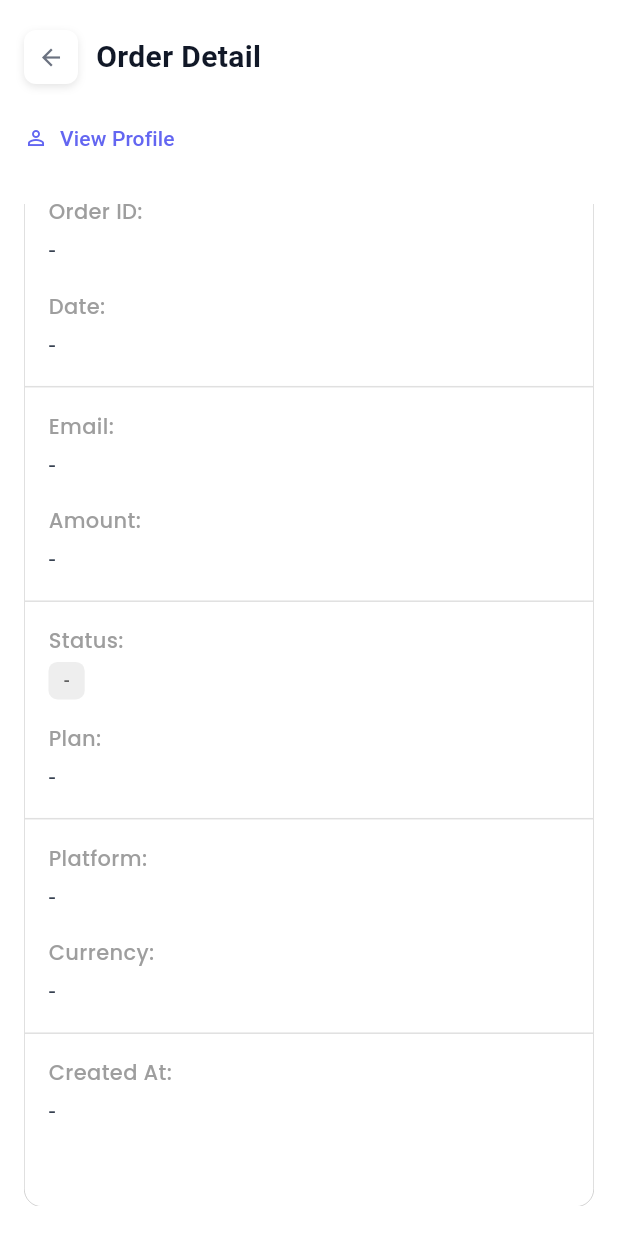
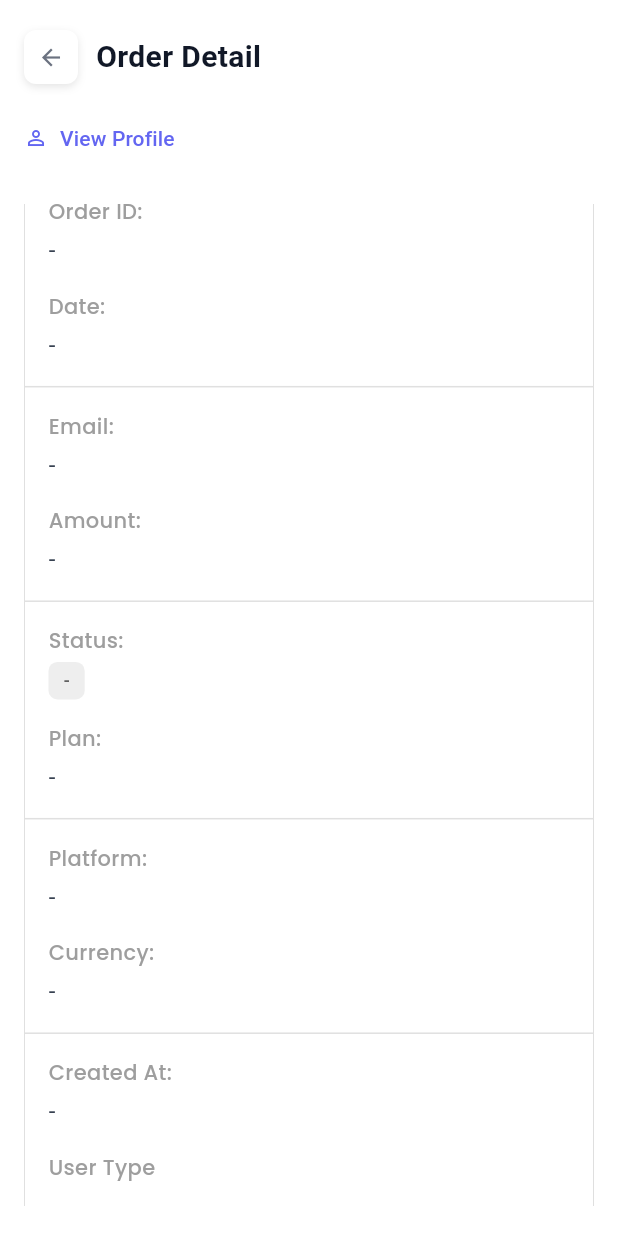
Before and after one commit to Saadkhanprogziel/snapId_admin, a Flutter app: the OrderDetailScreen screen opened directly, scrolled down 41 dp, on a phone screen of 412 x 824 dp. Run offline on Flutter 3.47's test engine with Material 3 defaults, Android fonts, the phone set to English and light mode, and no system bars; our stand-ins replace dartz, data_table_2, dio, fl_chart, flutter_screenutil, flutter_svg and 7 more; missing offline and left inert: universal_html; accounts and stored records are empty; network calls fail; statements that could not run were skipped.

Commit message:
some changes

```diff
--- a/lib/controller/auth_controller/auth_controller.dart
+++ b/lib/controller/auth_controller/auth_controller.dart
@@ -36,7 +36,6 @@ class AuthController extends GetxController {
           .login(email: emailController.text, password: passwordController.text)
           .then((response) => response.fold(
                 (error) {
-                  isLoading.value = false;
                   showCustomSnackbar(
                       context: context,
                       message: error,
@@ -45,14 +44,15 @@ class AuthController extends GetxController {
                 (success) async {
                   // Fetch user profile after successful login
                   await fetchUserProfile();
-                  isLoading.value = false;
                   AppNavigation.pushReplacementNamed("dashboard");
                 },
               ));
     } on Exception catch (e) {
-      isLoading.value = false;
       showCustomSnackbar(
           context: context, message: e.toString(), type: SnackbarType.error);
+    }
+    finally {
+      isLoading.value = false;
     }
   }
 
--- a/lib/models/orders/order_list_model.dart
+++ b/lib/models/orders/order_list_model.dart
@@ -26,8 +26,9 @@ class OrdersData {
   final String email;
   final String planName;
   final double amount;
-   String currency;
+  String currency;
   final String status;
+  final String userType;
   final String platform;
   final DateTime createdAt;
 
@@ -38,6 +39,7 @@ class OrdersData {
     required this.amount,
     required this.currency,
     required this.status,
+    required this.userType,
     required this.platform,
     required this.createdAt,
   });
@@ -50,6 +52,7 @@ class OrdersData {
       amount: (json['amount'] as num).toDouble(),
       currency: json['currency'],
       status: json['status'],
+      userType: json['userType'],
       platform: json['platform'],
       createdAt: DateTime.parse(json['createdAt']),
     );
--- a/lib/views/order_management/order_info_content/order_info_content.dart
+++ b/lib/views/order_management/order_info_content/order_info_content.dart
@@ -248,8 +248,8 @@ class _OrderDetailScreenState extends State<OrderDetailScreen> {
             ? DateFormat('MMM dd, yyyy - hh:mm a').format(order.createdAt)
             : '-',
         'pair': {
-          'label': '',
-          'value': '',
+          'label': 'User Type',
+          'value': order?.userType ?? '-',
         }
       },
     ];
--- a/lib/views/order_management/orders_list_widget/orders_list_widget.dart
+++ b/lib/views/order_management/orders_list_widget/orders_list_widget.dart
@@ -94,7 +94,9 @@ class OrdersListWidget extends StatelessWidget {
                           rows: controller.ordersData.map((order) {
                             return DataRow(cells: [
                               DataCell(Text(order.email)),
-                              DataCell(Text(order.planName)),
+                              DataCell(Text(order.planName.isEmpty
+                                  ? "Single Purchase"
+                                  : order.planName)),
                               DataCell(
                                   Text('\$${order.amount.toStringAsFixed(2)}')),
                               DataCell(Text(order.currency.toUpperCase())),
```
Also changed, not shown: lib/views/login/login.dart (+9 -8 lines).
